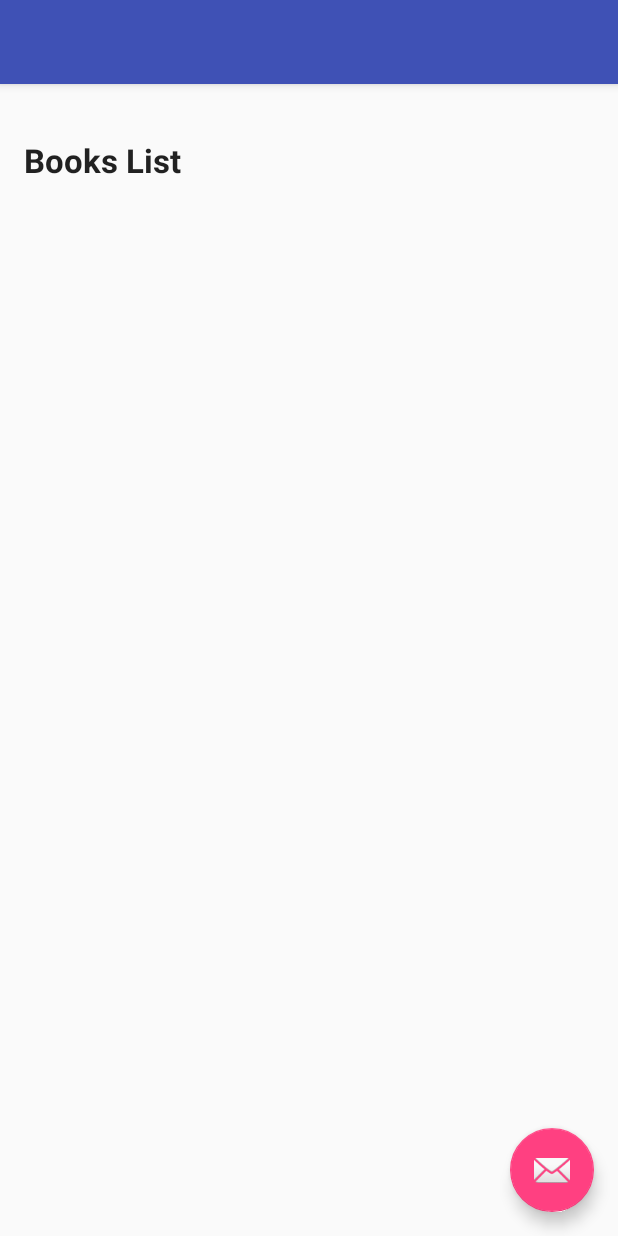
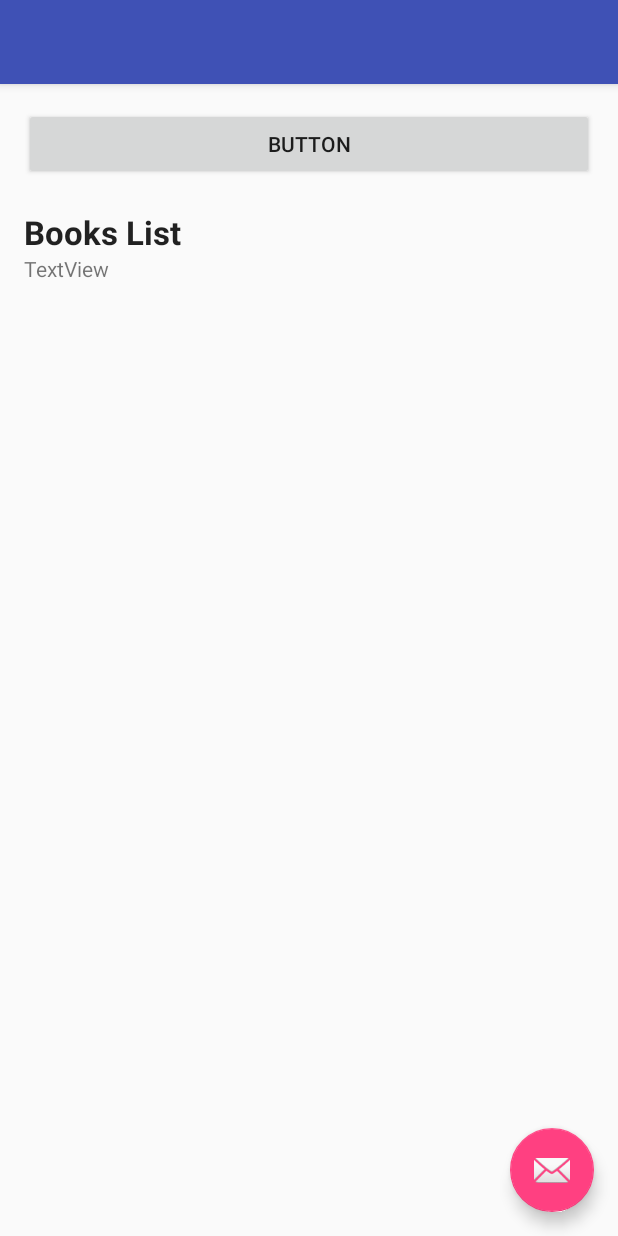
Before and after one commit to AStan/MSEunibzMeAl, an Android app: the BookDetailsActivity screen opened directly, with no data from a screen before it, on a phone screen of 412 x 824 dp. Run offline under Robolectric (Android 15) with nearby library versions, the phone set to English and light mode, and no system bars.

```diff
--- a/app/src/main/AndroidManifest.xml
+++ b/app/src/main/AndroidManifest.xml
@@ -2,7 +2,7 @@
 <manifest xmlns:android="http://schemas.android.com/apk/res/android"
     package="it.meal.unibz.mseunibzmeal">
 
-    <uses-permission android:name="android.permission.INTERNET"/>
+    <uses-permission android:name="android.permission.INTERNET" />
 
     <application
         android:allowBackup="true"
--- a/app/src/main/res/layout/content_book_details.xml
+++ b/app/src/main/res/layout/content_book_details.xml
@@ -15,6 +15,14 @@
     tools:showIn="@layout/activity_book_details"
     android:weightSum="1">
 
+    <Button
+        android:text="Button"
+        android:layout_width="match_parent"
+        android:layout_height="wrap_content"
+        android:id="@+id/button2" />
+
+
+
     <TextView
         android:layout_width="wrap_content"
         android:layout_height="wrap_content"
@@ -28,11 +36,19 @@
         android:layout_height="match_parent"
         android:id="@+id/scrollView"
         android:layout_weight="5.35">
-        <ListView
+
+        <TextView
+            android:text="TextView"
             android:layout_width="match_parent"
-            android:layout_height="match_parent"
-            android:id="@+id/listBooks">
-        </ListView>
+            android:layout_height="wrap_content"
+            android:id="@+id/data" />
+
     </ScrollView>
 
+    <ListView
+        android:layout_width="match_parent"
+        android:layout_height="match_parent"
+        android:id="@+id/listBooks">
+    </ListView>
+
 </LinearLayout>
--- a/app/src/main/res/layout/content_library.xml
+++ b/app/src/main/res/layout/content_library.xml
@@ -68,5 +68,4 @@
         android:layout_alignLeft="@+id/searchBooks"
         android:layout_alignStart="@+id/searchBooks" />
 
-
 </RelativeLayout>
```
Also changed, not shown: app/src/main/java/it/meal/unibz/mseunibzmeal/BookDetailsActivity.java (+79 -33 lines).
